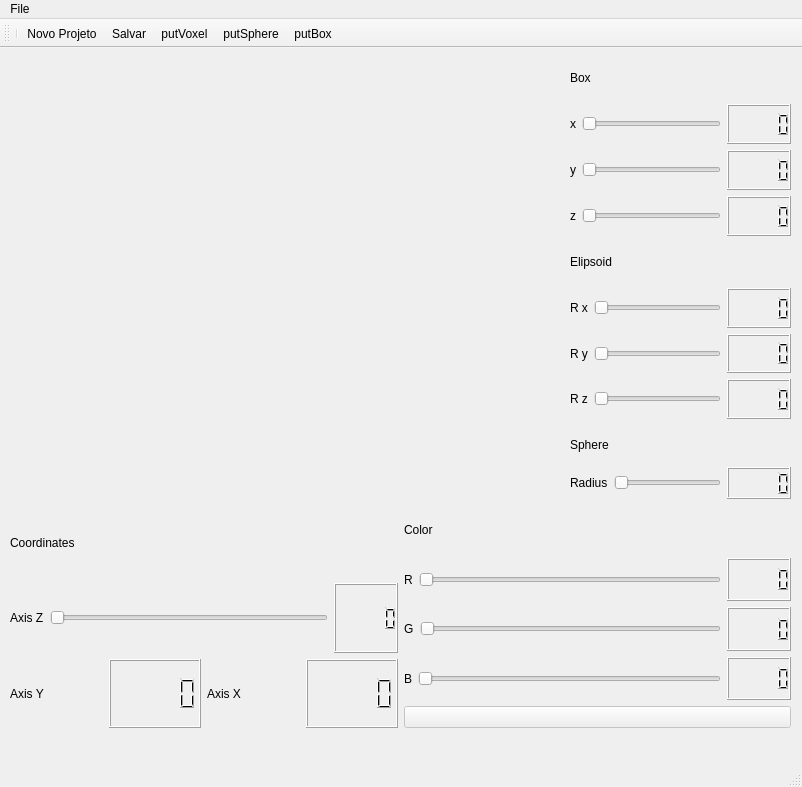
Above: sculptor-3d-app/mainwindow.ui from dayanakaroline9/Escultor_3D_QT before the change. Below: the same form after it.
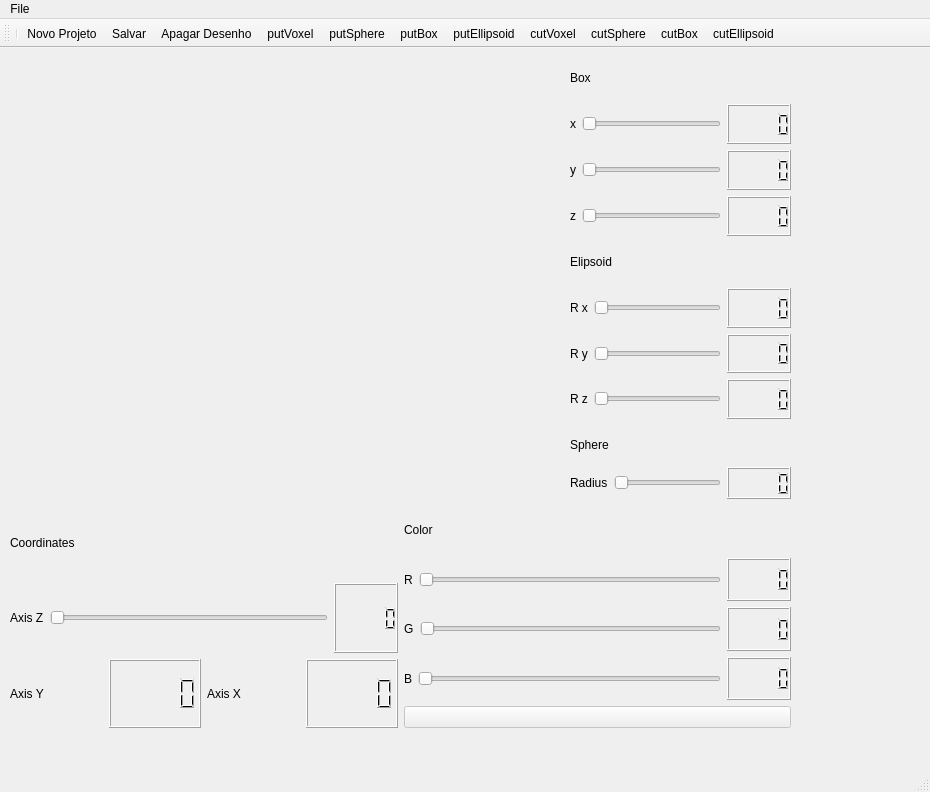
That is the form after the change. Custom widgets are drawn as their Qt base class.

Patch:
```diff
--- a/sculptor-3d-app/mainwindow.ui
+++ b/sculptor-3d-app/mainwindow.ui
@@ -6,8 +6,8 @@
    <rect>
     <x>0</x>
     <y>0</y>
-    <width>802</width>
-    <height>787</height>
+    <width>930</width>
+    <height>792</height>
    </rect>
   </property>
   <property name="windowTitle">
@@ -420,7 +420,7 @@
     <rect>
      <x>0</x>
      <y>0</y>
-     <width>802</width>
+     <width>930</width>
      <height>32</height>
     </rect>
    </property>
@@ -447,9 +447,15 @@
    <addaction name="separator"/>
    <addaction name="actionNovo_Projeto"/>
    <addaction name="actionSalvar"/>
+   <addaction name="actionApagar_Desenho"/>
    <addaction name="actionputVoxel"/>
    <addaction name="actionputSphere"/>
    <addaction name="actionputBox"/>
+   <addaction name="actionputEllipsoid"/>
+   <addaction name="actioncutVoxel"/>
+   <addaction name="actioncutSphere"/>
+   <addaction name="actioncutBox"/>
+   <addaction name="actioncutEllipsoid"/>
   </widget>
   <action name="actionNovo_Projeto">
    <property name="text">
@@ -481,6 +487,36 @@
     <string>putBox</string>
    </property>
   </action>
+  <action name="actionApagar_Desenho">
+   <property name="text">
+    <string>Apagar Desenho</string>
+   </property>
+  </action>
+  <action name="actioncutVoxel">
+   <property name="text">
+    <string>cutVoxel</string>
+   </property>
+  </action>
+  <action name="actioncutSphere">
+   <property name="text">
+    <string>cutSphere</string>
+   </property>
+  </action>
+  <action name="actioncutBox">
+   <property name="text">
+    <string>cutBox</string>
+   </property>
+  </action>
+  <action name="actionputEllipsoid">
+   <property name="text">
+    <string>putEllipsoid</string>
+   </property>
+  </action>
+  <action name="actioncutEllipsoid">
+   <property name="text">
+    <string>cutEllipsoid</string>
+   </property>
+  </action>
  </widget>
  <customwidgets>
   <customwidget>
```
Left out of the diff: 118 changed lines with no effect on the pictures.
